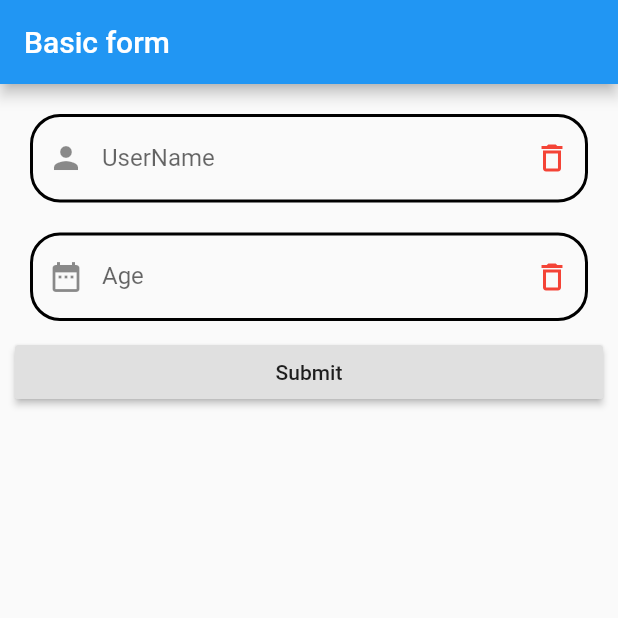
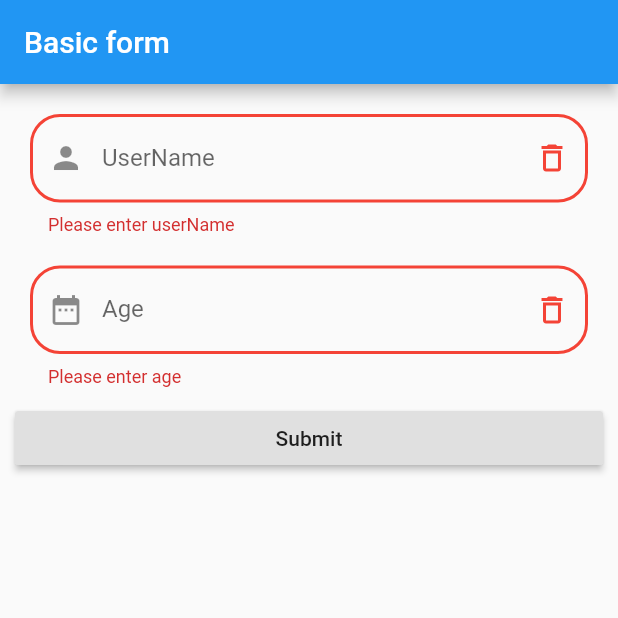
Before and after one commit to yashodgayashan/flutter-tutorial, a Flutter app: the screen it shows after launch, after a tap on "Submit", on a phone screen of 412 x 824 dp, the top half of it. Run offline on Flutter 3.47's test engine with Material 2 defaults, Android fonts, the phone set to English and light mode, and no system bars.

Commit message:
Added validation to the form

```diff
--- a/lib/screens/form_Screen.dart
+++ b/lib/screens/form_Screen.dart
@@ -6,8 +6,7 @@ class FormScreen extends StatefulWidget {
 }
 
 class _FormScreenState extends State<FormScreen> {
-  TextEditingController nameController = TextEditingController();
-  TextEditingController ageController = TextEditingController();
+  GlobalKey<FormState> _formKey = GlobalKey<FormState>();
 
   @override
   Widget build(BuildContext context) {
@@ -16,13 +15,19 @@ class _FormScreenState extends State<FormScreen> {
         title: Text("Basic form"),
       ),
       body: Form(
+        key: _formKey,
         child: ListView(
           padding: EdgeInsets.all(10.0),
           children: <Widget>[
             Padding(
               padding: const EdgeInsets.all(10.0),
-              child: TextField(
-                controller: nameController,
+              child: TextFormField(
+                validator: (value) {
+                  if (value.isEmpty) {
+                    return 'Please enter userName';
+                  }
+                  return null;
+                },
                 decoration: InputDecoration(
                   labelText: 'UserName',
                   prefixIcon: Icon(Icons.person),
@@ -39,13 +44,27 @@ class _FormScreenState extends State<FormScreen> {
                     borderRadius: BorderRadius.all(Radius.circular(20.0)),
                     borderSide: BorderSide(color: Colors.blue, width: 2.0),
                   ),
+                  errorBorder: OutlineInputBorder(
+                    borderRadius: BorderRadius.all(Radius.circular(20.0)),
+                    borderSide: BorderSide(color: Colors.red, width: 2.0),
+                  ),
+                  focusedErrorBorder: OutlineInputBorder(
+                    borderRadius: BorderRadius.all(Radius.circular(20.0)),
+                    borderSide:
+                        BorderSide(color: Colors.deepOrangeAccent, width: 2.0),
+                  ),
                 ),
               ),
             ),
             Padding(
               padding: const EdgeInsets.all(10.0),
               child: TextFormField(
-                controller: ageController,
+                validator: (value) {
+                  if (value.isEmpty) {
+                    return 'Please enter age';
+                  }
+                  return null;
+                },
                 keyboardType: TextInputType.number,
                 decoration: InputDecoration(
                   labelText: 'Age',
@@ -63,12 +82,23 @@ class _FormScreenState extends State<FormScreen> {
                     borderRadius: BorderRadius.all(Radius.circular(20.0)),
                     borderSide: BorderSide(color: Colors.blue, width: 2.0),
                   ),
+                  errorBorder: OutlineInputBorder(
+                    borderRadius: BorderRadius.all(Radius.circular(20.0)),
+                    borderSide: BorderSide(color: Colors.red, width: 2.0),
+                  ),
+                  focusedErrorBorder: OutlineInputBorder(
+                    borderRadius: BorderRadius.all(Radius.circular(20.0)),
+                    borderSide:
+                        BorderSide(color: Colors.deepOrangeAccent, width: 2.0),
+                  ),
                 ),
               ),
             ),
             RaisedButton(
               onPressed: () {
-                debugPrint("${nameController.text}");
+                if (_formKey.currentState.validate()) {
+                  debugPrint("Valid");
+                }
               },
               child: Text("Submit"),
             ),
```
